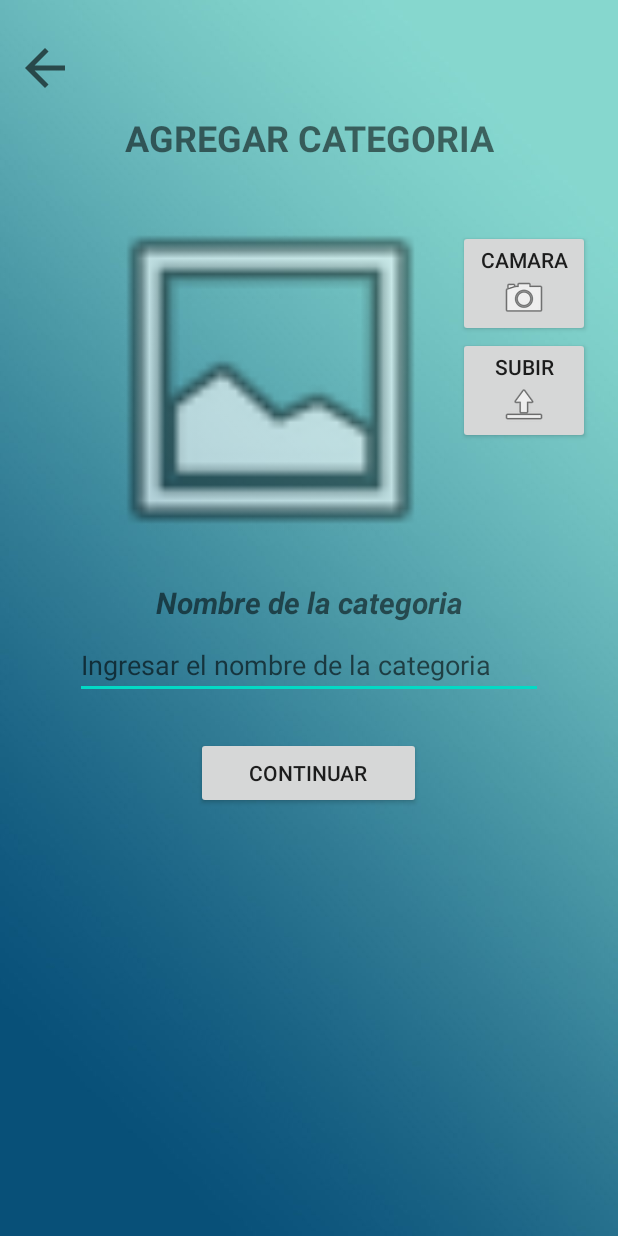
After one commit to IgnacioJaen/Frontend_NA, an Android app: the layout activity_add_category.xml on its own in the app's theme, with its tools: preview values and no code run, on a phone screen of 412 x 824 dp. The commit adds this screen. Run offline under Robolectric (Android 15) with nearby library versions, the phone set to English and light mode, and no system bars.

Commit message:
Se agrego la interfaz para añadir categorias, POST (categoryAPI) con las funcionalidades menos de subir una foto

```diff
--- a/Frontend/app/src/main/java/com/example/frontend/activity/CategoryActivity.java
+++ b/Frontend/app/src/main/java/com/example/frontend/activity/CategoryActivity.java
@@ -37,7 +37,7 @@ public class CategoryActivity extends AppCompatActivity {
         fab.setOnClickListener(new View.OnClickListener() {
             @Override
             public void onClick(View v) {
-                Intent activityChangeIntent = new Intent(CategoryActivity.this, MainActivity.class);
+                Intent activityChangeIntent = new Intent(CategoryActivity.this, AddCategoryActivity.class);
                 CategoryActivity.this.startActivity(activityChangeIntent);
             }
         });
--- /dev/null
+++ b/Frontend/app/src/main/res/layout/activity_add_category.xml
@@ -0,0 +1,72 @@
+<?xml version="1.0" encoding="utf-8"?>
+<androidx.constraintlayout.widget.ConstraintLayout
+        xmlns:android="http://schemas.android.com/apk/res/android"
+        xmlns:tools="http://schemas.android.com/tools"
+        xmlns:app="http://schemas.android.com/apk/res-auto"
+        android:layout_width="match_parent"
+        android:layout_height="match_parent"
+        android:background="@drawable/addbackground"
+        tools:context=".activity.AddCategoryActivity">
+
+    <LinearLayout
+            android:orientation="vertical"
+            android:layout_width="match_parent"
+            android:layout_height="match_parent">
+        <Button
+                android:layout_marginLeft="10dp"
+                android:layout_width="40dp"
+                android:background="@null"
+                android:layout_height="40dp" android:id="@+id/btnBack" android:layout_marginTop="25dp"
+                android:foreground="@drawable/ic_back"/>
+        <TextView
+                android:text="Agregar Categoria"
+                android:layout_width="match_parent"
+                android:layout_height="wrap_content" android:id="@+id/textView3" android:layout_marginTop="10dp"
+                android:textStyle="bold" android:textAllCaps="true" android:textSize="24sp" android:gravity="center"/>
+
+        <LinearLayout
+                android:orientation="horizontal"
+                android:layout_width="wrap_content"
+                android:layout_height="wrap_content" android:layout_marginTop="20dp">
+            <ImageView
+                    android:layout_width="250dp"
+                    android:layout_height="250dp" app:srcCompat="@android:drawable/ic_menu_gallery"
+                    android:id="@+id/imageView" android:layout_marginLeft="55dp"/>
+            <LinearLayout
+                    android:orientation="vertical"
+                    android:layout_width="match_parent"
+                    android:layout_height="match_parent">
+                <Button
+                        android:text="CAMARA"
+                        android:layout_width="match_parent"
+                        android:layout_height="wrap_content" android:id="@+id/button3" android:layout_marginTop="25dp"
+                        android:drawableBottom="@android:drawable/ic_menu_camera"/>
+                <Button
+                        android:text="SUBIR"
+                        android:layout_width="match_parent"
+                        android:layout_height="wrap_content" android:id="@+id/button4"
+                        android:drawableBottom="@android:drawable/ic_menu_upload"/>
+            </LinearLayout>
+        </LinearLayout>
+        <TextView
+                android:text="Nombre de la categoria"
+                android:layout_marginTop="10dp"
+                android:layout_width="match_parent"
+                android:layout_height="wrap_content" android:id="@+id/textView" android:textStyle="bold|italic"
+                android:textSize="20sp" android:gravity="center"/>
+        <EditText
+                android:layout_width="match_parent"
+                android:layout_height="wrap_content"
+                android:inputType="textPersonName"
+                android:hint="Ingresar el nombre de la categoria"
+                android:ems="10"
+                android:textColorLink="#000000"
+                android:id="@+id/etName" android:layout_gravity="center" android:textColor="#A5A0A0"
+                android:layout_marginLeft="50dp" android:layout_marginRight="50dp" android:layout_marginTop="5dp"/>
+        <Button
+                android:text="CONTINUAR"
+                android:layout_width="150dp"
+                android:layout_height="wrap_content" android:id="@+id/btnNext"
+                android:layout_marginTop="25dp" android:layout_gravity="center"/>
+    </LinearLayout>
+</androidx.constraintlayout.widget.ConstraintLayout>
--- a/Frontend/app/src/main/res/layout/activity_category.xml
+++ b/Frontend/app/src/main/res/layout/activity_category.xml
@@ -21,6 +21,7 @@ tools:context=".activity.CategoryActivity">
         android:layout_width="wrap_content"
         android:layout_height="wrap_content"
         android:layout_gravity="bottom|right"
+        android:background="@null"
         android:layout_margin="16dp"
         android:src="@drawable/ic_add"
         app:layout_anchor="@id/lvToDoList"
```
Also changed, not shown: Frontend/app/src/main/java/com/example/frontend/activity/AddCategoryActivity.java (added, +97 -0 lines), Frontend/app/src/main/java/com/example/frontend/api/CategoryApi.java (+5 -7 lines), Frontend/app/src/main/java/com/example/frontend/model/Category.java (added, +46 -0 lines), Frontend/app/src/main/res/drawable/addbackground.jpg (added).
